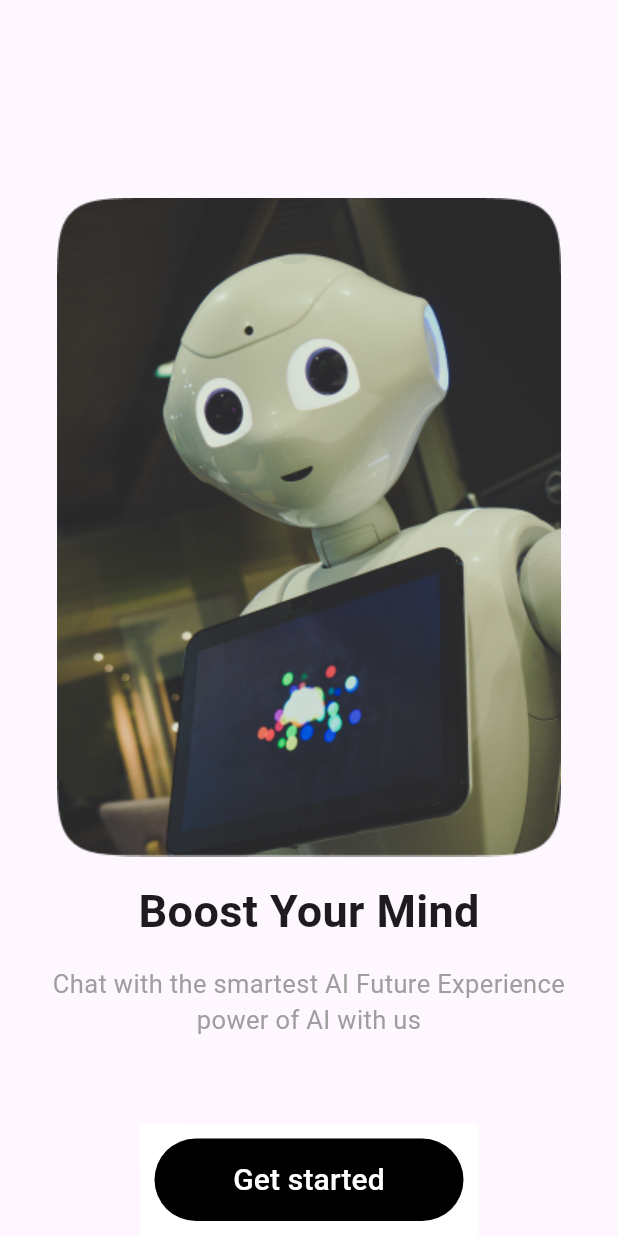
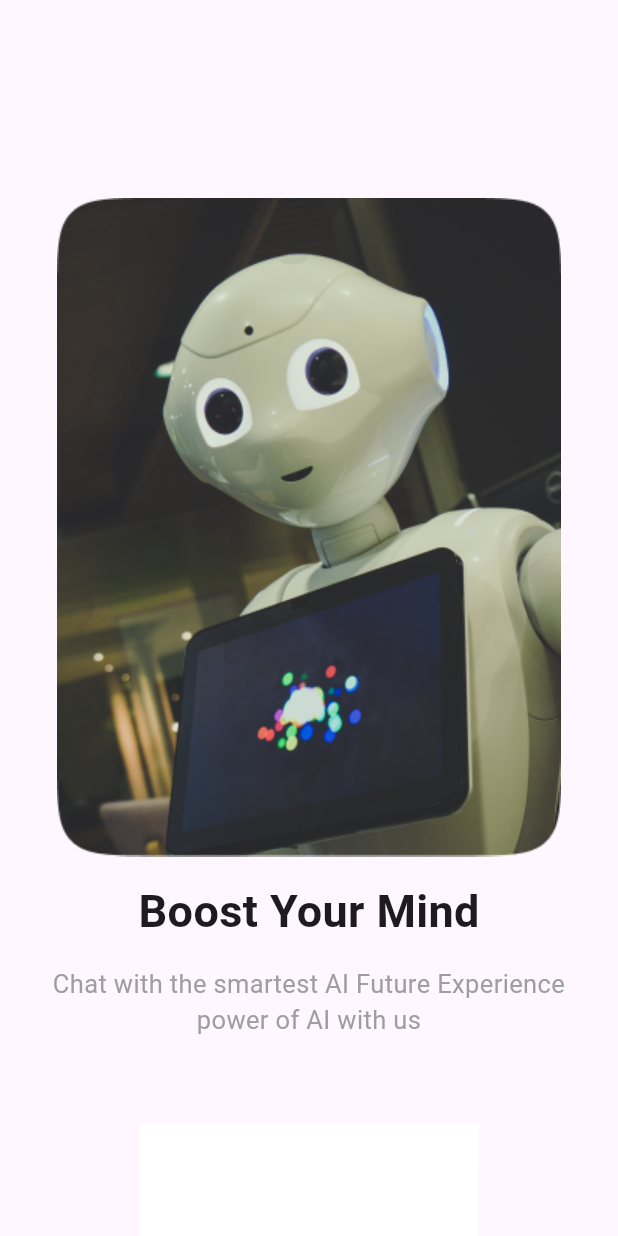
Before and after one commit to anashatem46/Ai-Assistant, a Flutter app: the screen it shows after launch, swiped to page 3, on a phone screen of 412 x 824 dp. Run offline on Flutter 3.47's test engine with Material 3 defaults, Android fonts, the phone set to English and light mode, and no system bars; our stand-ins replace awesome_dialog, dash_chat_2, firebase_auth, firebase_core, flutter_gemini, image_picker and 3 more; accounts and stored records are empty.

```diff
--- a/lib/Components/color.dart
+++ /dev/null
@@ -1,3 +0,0 @@
-import 'package:flutter/material.dart';
-
- const primaryColor = Color(0xff000000);
--- a/lib/Onboboarding/onboarding_view.dart
+++ b/lib/Onboboarding/onboarding_view.dart
@@ -1,7 +1,6 @@
 
 import 'package:ai_assis/auth/IntroPage.dart';
 import 'package:flutter/material.dart';
-import 'package:ai_assis/Components/color.dart';
 import 'package:ai_assis/Onboboarding/onboarding_items.dart';
 import 'package:shared_preferences/shared_preferences.dart';
 import 'package:smooth_page_indicator/smooth_page_indicator.dart';
@@ -103,7 +102,7 @@ class _OnboardingViewState extends State<OnboardingView> {
   Widget getStarted() {
     return Container(
       decoration: BoxDecoration(
-          borderRadius: BorderRadius.circular(30), color: primaryColor),
+          borderRadius: BorderRadius.circular(30), color: Colors.white ),
       width: MediaQuery.of(context).size.width * .5,
       height: 55,
       child: TextButton(
--- a/lib/appPage/HomePage.dart
+++ b/lib/appPage/HomePage.dart
@@ -56,7 +56,7 @@ Widget buildHomePage(BuildContext context) {
               const Padding(
                 padding: EdgeInsets.all(20.0),
                 child: Text(
-                  'Start chatting with ChattyAI now.\nYou can ask me anything.',
+                  'Start chatting with ChatAI now.\nYou can ask me anything.',
                   textAlign: TextAlign.center,
                   style: TextStyle(
                     color: Color(0xFF616161),
--- a/lib/auth/loginPage.dart
+++ b/lib/auth/loginPage.dart
@@ -1,7 +1,7 @@
 import 'dart:developer';
-import 'package:ai_assis/Components/custom_app_bar.dart';
 import 'package:ai_assis/appPage/FirstPage.dart';
 import 'package:ai_assis/auth/signUp.dart';
+import 'package:ai_assis/custom_app_bar.dart';
 import 'package:awesome_dialog/awesome_dialog.dart';
 import 'package:firebase_auth/firebase_auth.dart';
 import 'package:flutter/material.dart';
--- a/lib/auth/signUp.dart
+++ b/lib/auth/signUp.dart
@@ -1,7 +1,7 @@
 import 'dart:developer';
-import 'package:ai_assis/Components/custom_app_bar.dart';
 import 'package:ai_assis/appPage/FirstPage.dart';
 import 'package:ai_assis/auth/loginPage.dart';
+import 'package:ai_assis/custom_app_bar.dart';
 import 'package:awesome_dialog/awesome_dialog.dart';
 import 'package:firebase_auth/firebase_auth.dart';
 import 'package:flutter/material.dart';
```
Also changed, not shown: lib/Chat/Cahtpage.dart (+6 -3 lines), lib/Chat/apiConfig.dart (+6 -4 lines), lib/Chat/test.dart (added), lib/custom_app_bar.dart (renamed from lib/Components/custom_app_bar.dart).
